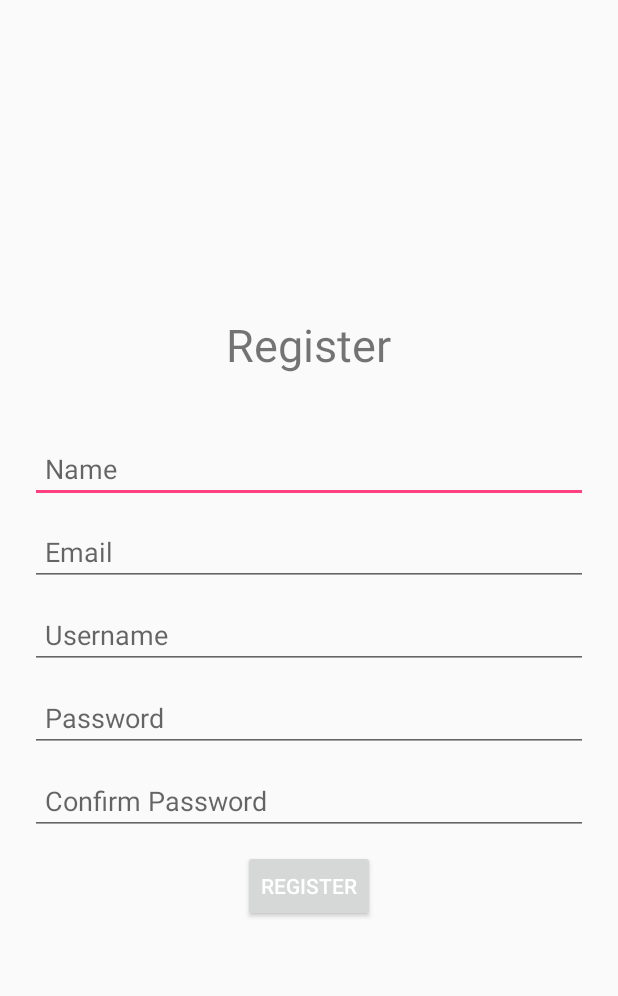
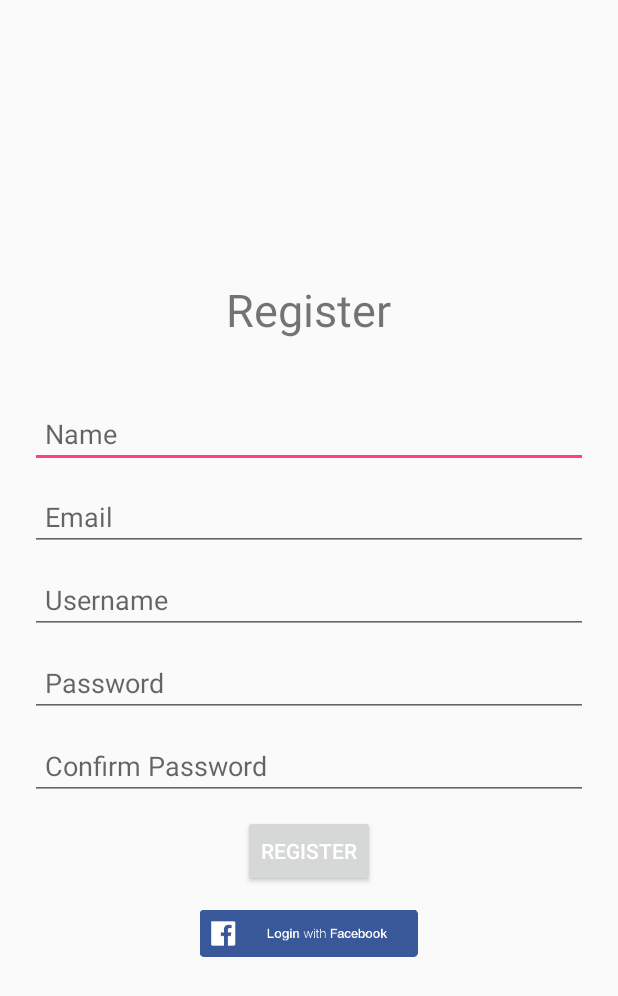
Before and after one commit to aman23091998/ParseCredentials, an Android app: the layout activity_register.xml on its own in the app's theme, with its tools: preview values and no code run, on a phone screen of 412 x 824 dp. Shown: the top 996 px of the screen. Run offline under Robolectric (Android 15) with nearby library versions, the phone set to English and light mode, and no system bars; plain views replace FlatButton, FlatEditText, FlatTextView.

Commit message:
Facebook SignUp integrated
Added back in Register activity to go to Login activity

```diff
--- a/app/build.gradle
+++ b/app/build.gradle
@@ -24,6 +24,8 @@ dependencies {
     testCompile 'junit:junit:4.12'
     compile 'com.android.support:appcompat-v7:23.3.0'
     compile 'com.parse:parse-android:1.13.0'
+    compile 'com.parse:parsefacebookutils-v4-android:1.10.3@aar'
     compile 'com.android.support:design:23.3.0'
     compile 'com.github.eluleci:flatui:3.0.0'
+    compile 'com.facebook.android:facebook-android-sdk:4.11.0'
 }
--- a/app/src/main/java/com/example/me/parse/MainActivity.java
+++ b/app/src/main/java/com/example/me/parse/MainActivity.java
@@ -6,6 +6,7 @@ import android.support.v7.app.AppCompatActivity;
 
 import com.cengalabs.flatui.FlatUI;
 import com.parse.Parse;
+import com.parse.ParseFacebookUtils;
 
 public class MainActivity extends AppCompatActivity {
 
@@ -34,7 +35,9 @@ public class MainActivity extends AppCompatActivity {
 
 
     protected void initialiseParse() {
-        Parse.initialize(this, PARSE_APPLICATION_ID, PARSE_CLIENT_ID);
+        Parse.initialize(MainActivity.this, PARSE_APPLICATION_ID, PARSE_CLIENT_ID);
+        ParseFacebookUtils.initialize(MainActivity.this);
+
 
         /*Parse.initialize(new Parse.Configuration.Builder(this)
                 .applicationId(PARSE_APPLICATION_ID)
--- a/app/src/main/res/layout/activity_register.xml
+++ b/app/src/main/res/layout/activity_register.xml
@@ -27,6 +27,7 @@
         android:hint="@string/input_name"
         android:imeOptions="actionNext"
         android:paddingLeft="10dp"
+        android:paddingRight="10dp"
         android:singleLine="true"
         app:fl_fieldStyle="fl_box"
         />
@@ -41,8 +42,9 @@
         android:layout_marginTop="10dp"
         android:hint="@string/input_email"
         android:imeOptions="actionNext"
+        android:inputType="textWebEmailAddress"
         android:paddingLeft="10dp"
-        android:inputType="textWebEmailAddress"
+        android:paddingRight="10dp"
         android:singleLine="true"
         app:fl_fieldStyle="fl_box"/>
 
@@ -56,6 +58,7 @@
         android:hint="@string/input_username"
         android:inputType="text"
         android:paddingLeft="10dp"
+        android:paddingRight="10dp"
         app:fl_fieldStyle="fl_box"/>
 
     <com.cengalabs.flatui.views.FlatEditText
@@ -68,6 +71,7 @@
         android:hint="@string/input_password"
         android:inputType="textPassword"
         android:paddingLeft="10dp"
+        android:paddingRight="10dp"
         app:fl_fieldStyle="fl_box"/>
 
 
@@ -81,6 +85,7 @@
         android:hint="@string/input_confirm_password"
         android:inputType="textPassword"
         android:paddingLeft="10dp"
+        android:paddingRight="10dp"
         app:fl_fieldStyle="fl_box"/>
 
 
@@ -93,4 +98,13 @@
         android:padding="5dp"
         android:text="REGISTER"
         android:textColor="#FFFFFF"/>
+
+    <ImageView
+        android:id="@+id/fbSignup"
+        android:layout_width="wrap_content"
+        android:layout_height="wrap_content"
+        android:layout_marginTop="15dp"
+        android:clickable="true"
+        android:src="@mipmap/facebooksignup"
+        />
 </LinearLayout>
--- a/app/src/main/res/values/strings.xml
+++ b/app/src/main/res/values/strings.xml
@@ -12,4 +12,5 @@
     <string name="input_username">Username</string>
     <string name="dialog_error_placeholder">Error Message</string>
     <string name="dialog_dismiss_positive_ok">OK</string>
+    <string name="facebook_app_id">1725940584314538</string>
 </resources>
```
Also changed, not shown: app/src/main/AndroidManifest.xml (+23 -8 lines), app/src/main/java/com/example/me/parse/Login.java (+13 -3 lines), app/src/main/java/com/example/me/parse/Register.java (+80 -2 lines), app/src/main/res/layout/activity_login.xml (+5 -4 lines), app/src/main/res/mipmap-xxxhdpi/facebooksignup.png (added), 1 other file.
